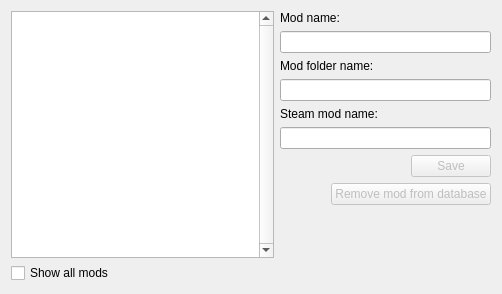
Van-Weyden/ESModManager, file databaseeditor.ui: the form before one commit.
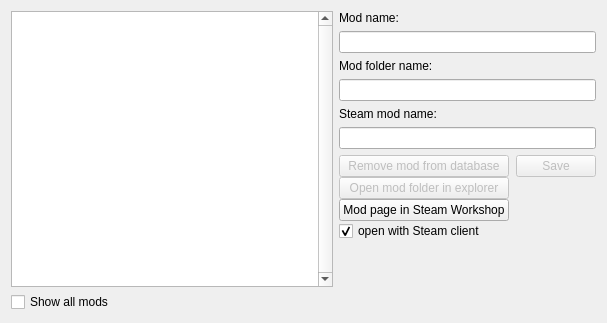
The form after the commit.

Commit message:
Opening the mod folder in Explorer and its page in the Steam Workshop
Added buttons to open the mod folder in Explorer and mod's page in the Steam Workshop.
Now it is possible to enable / disable mods by clicking on their names.

Patch:
```diff
--- a/databaseeditor.ui
+++ b/databaseeditor.ui
@@ -6,8 +6,8 @@
    <rect>
     <x>0</x>
     <y>0</y>
-    <width>502</width>
-    <height>294</height>
+    <width>607</width>
+    <height>323</height>
    </rect>
   </property>
   <property name="windowTitle">
@@ -85,10 +85,67 @@
       <widget class="QLineEdit" name="steamModNameLineEdit"/>
      </item>
      <item>
-      <layout class="QHBoxLayout" name="horizontalLayout">
+      <layout class="QHBoxLayout" name="horizontalLayout" stretch="0,1,0">
        <property name="spacing">
         <number>0</number>
        </property>
+       <item>
+        <layout class="QVBoxLayout" name="verticalLayout" stretch="0,0,1,0,0">
+         <item>
+          <widget class="QPushButton" name="removeModPushButton">
+           <property name="enabled">
+            <bool>false</bool>
+           </property>
+           <property name="text">
+            <string>Remove mod from database</string>
+           </property>
+          </widget>
+         </item>
+         <item>
+          <widget class="QPushButton" name="openModFolderPushButton">
+           <property name="enabled">
+            <bool>false</bool>
+           </property>
+           <property name="text">
+            <string>Open mod folder in explorer</string>
+           </property>
+          </widget>
+         </item>
+         <item>
+          <widget class="QPushButton" name="openWorkshopPushButton">
+           <property name="text">
+            <string>Mod page in Steam Workshop</string>
+           </property>
+          </widget>
+         </item>
+         <item>
+          <widget class="QCheckBox" name="openWorkshopWithSteamCheckBox">
+           <property name="toolTip">
+            <string>If unchecked, the mod page will be opened in the browser instead of the Steam client.</string>
+           </property>
+           <property name="text">
+            <string>open with Steam client</string>
+           </property>
+           <property name="checked">
+            <bool>true</bool>
+           </property>
+          </widget>
+         </item>
+         <item>
+          <spacer name="verticalSpacer">
+           <property name="orientation">
+            <enum>Qt::Vertical</enum>
+           </property>
+           <property name="sizeHint" stdset="0">
+            <size>
+             <width>20</width>
+             <height>0</height>
+            </size>
+           </property>
+          </spacer>
+         </item>
+        </layout>
+       </item>
        <item>
         <spacer name="horizontalSpacer">
          <property name="orientation">
@@ -96,63 +153,50 @@
          </property>
          <property name="sizeHint" stdset="0">
           <size>
-           <width>40</width>
+           <width>20</width>
            <height>20</height>
           </size>
          </property>
         </spacer>
        </item>
        <item>
-        <widget class="QPushButton" name="saveModInfoPushButton">
-         <property name="enabled">
-          <bool>false</bool>
-         </property>
-         <property name="text">
-          <string>Save</string>
-         </property>
-        </widget>
+        <layout class="QVBoxLayout" name="saveModInfoVerticalLayout">
+         <item>
+          <widget class="QPushButton" name="saveModInfoPushButton">
+           <property name="enabled">
+            <bool>false</bool>
+           </property>
+           <property name="text">
+            <string>Save</string>
+           </property>
+          </widget>
+         </item>
+         <item>
+          <spacer name="saveModInfoVerticalSpacer">
+           <property name="orientation">
+            <enum>Qt::Vertical</enum>
+           </property>
+           <property name="sizeHint" stdset="0">
+            <size>
+             <width>20</width>
+             <height>0</height>
+            </size>
+           </property>
+          </spacer>
+         </item>
+        </layout>
        </item>
       </layout>
      </item>
      <item>
-      <layout class="QHBoxLayout" name="removeModHorizontalLayout">
-       <property name="spacing">
-        <number>0</number>
-       </property>
-       <item>
-        <spacer name="removeModHorizontalSpacer">
-         <property name="orientation">
-          <enum>Qt::Horizontal</enum>
-         </property>
-         <property name="sizeHint" stdset="0">
-          <size>
-           <width>40</width>
-           <height>20</height>
-          </size>
-         </property>
-        </spacer>
-       </item>
-       <item>
-        <widget class="QPushButton" name="removeModPushButton">
-         <property name="enabled">
-          <bool>false</bool>
-         </property>
-         <property name="text">
-          <string>Remove mod from database</string>
-         </property>
-        </widget>
-       </item>
-      </layout>
-     </item>
-     <item>
-      <spacer name="verticalSpacer">
+      <spacer name="leftMainVerticalSpacer">
        <property name="orientation">
         <enum>Qt::Vertical</enum>
        </property>
        <property name="sizeHint" stdset="0">
         <size>
          <width>20</width>
-         <height>40</height>
+         <height>0</height>
         </size>
        </property>
       </spacer>
```
Left out of the diff: 2 changed lines with no effect on the pictures. The commit also changes 14 other files.
